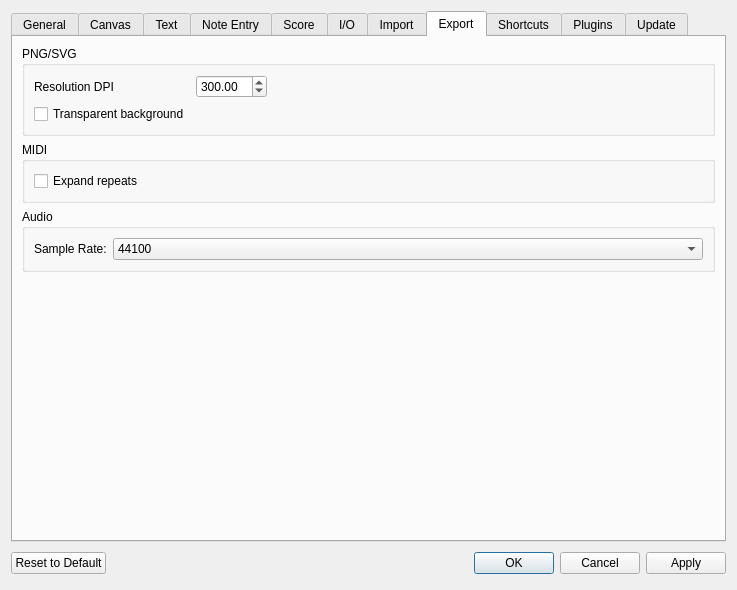
The window that mscore/mscore/prefsdialog.ui (musescore/musescore-old) describes before a commit, drawn with Qt 5.
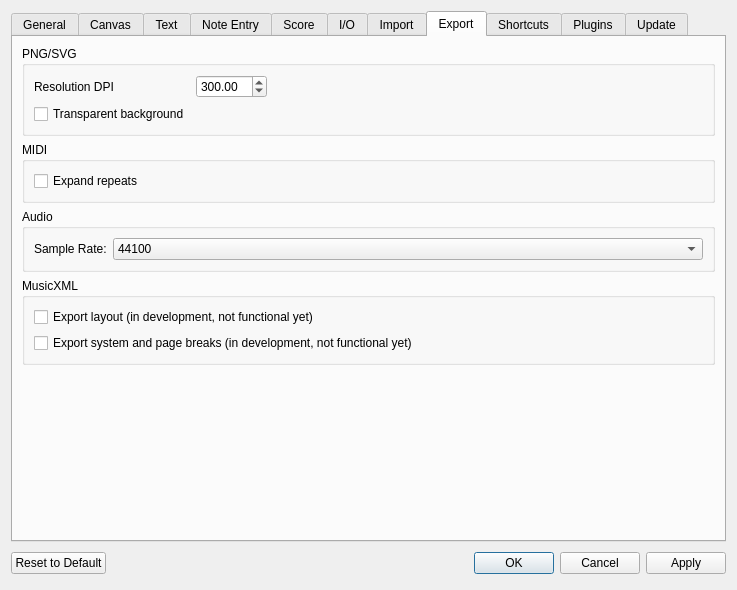
The same window after the commit. The open tabs and pages were chosen to show the change. Custom widgets are drawn as their Qt base class.

```diff
--- a/mscore/mscore/prefsdialog.ui
+++ b/mscore/mscore/prefsdialog.ui
@@ -2586,6 +2586,38 @@
          </layout>
         </widget>
        </item>
+       <item>
+        <widget class="QGroupBox" name="groupBox_22">
+         <property name="sizePolicy">
+          <sizepolicy hsizetype="Preferred" vsizetype="Preferred">
+           <horstretch>0</horstretch>
+           <verstretch>0</verstretch>
+          </sizepolicy>
+         </property>
+         <property name="title">
+          <string>MusicXML</string>
+         </property>
+         <property name="flat">
+          <bool>false</bool>
+         </property>
+         <layout class="QVBoxLayout" name="verticalLayout_14">
+          <item>
+           <widget class="QCheckBox" name="exportLayout">
+            <property name="text">
+             <string>Export layout (in development, not functional yet)</string>
+            </property>
+           </widget>
+          </item>
+          <item>
+           <widget class="QCheckBox" name="exportBreaks">
+            <property name="text">
+             <string>Export system and page breaks (in development, not functional yet)</string>
+            </property>
+           </widget>
+          </item>
+         </layout>
+        </widget>
+       </item>
        <item>
         <spacer>
          <property name="orientation">
```
